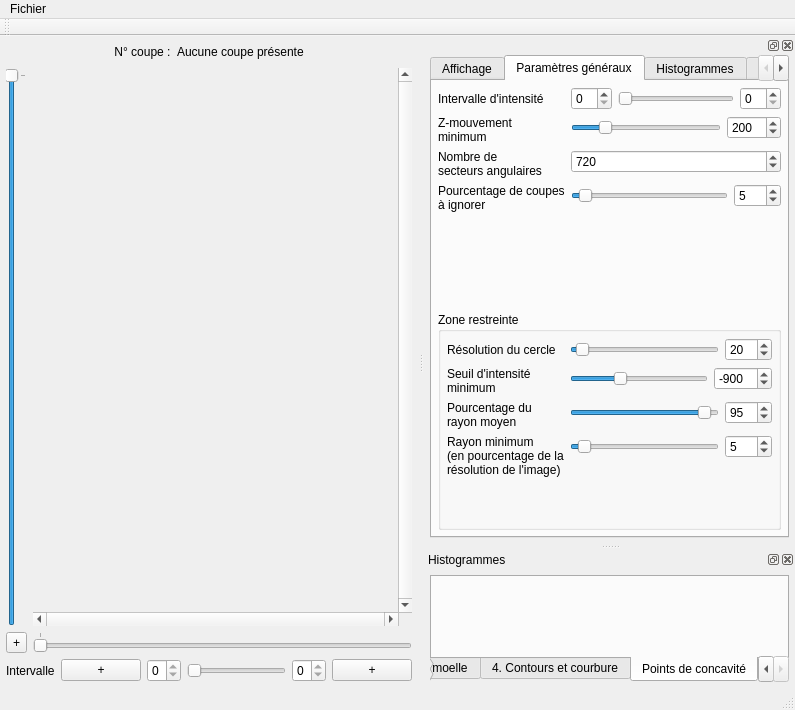
akrah/TKDetection, file ui/mainwindow.ui: the form before one commit.
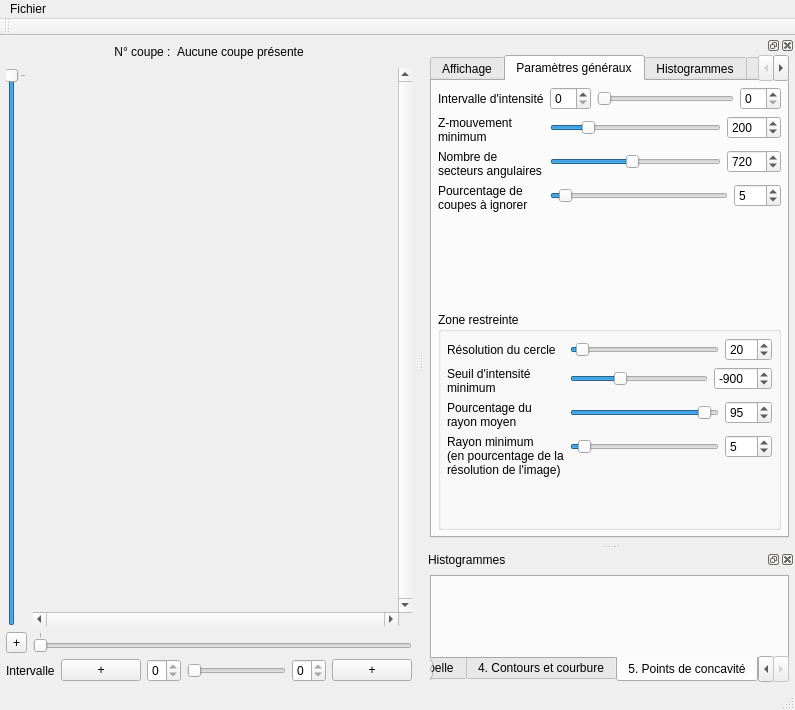
The form after the commit. The open tabs and pages were chosen to show the change. Custom widgets are drawn as their Qt base class.

Patch:
```diff
--- a/ui/mainwindow.ui
+++ b/ui/mainwindow.ui
@@ -954,16 +954,6 @@
              </property>
             </widget>
            </item>
-           <item row="2" column="1">
-            <widget class="QSpinBox" name="_spinNumberOfAngularSectors">
-             <property name="maximum">
-              <number>1500</number>
-             </property>
-             <property name="value">
-              <number>720</number>
-             </property>
-            </widget>
-           </item>
            <item row="3" column="0">
             <widget class="QLabel" name="label_39">
              <property name="font">
@@ -973,8 +963,8 @@
               </font>
              </property>
              <property name="text">
-              <string>Pourcentage de coupes
-à ignorer</string>
+              <string>Pourcentage de
+coupes à ignorer</string>
              </property>
             </widget>
            </item>
@@ -1011,6 +1001,33 @@
              </item>
             </layout>
            </item>
+           <item row="2" column="1">
+            <layout class="QHBoxLayout" name="horizontalLayout_45">
+             <item>
+              <widget class="QSlider" name="_sliderNumberOfAngularSectors">
+               <property name="maximum">
+                <number>1500</number>
+               </property>
+               <property name="value">
+                <number>720</number>
+               </property>
+               <property name="orientation">
+                <enum>Qt::Horizontal</enum>
+               </property>
+              </widget>
+             </item>
+             <item>
+              <widget class="QSpinBox" name="_spinNumberOfAngularSectors">
+               <property name="maximum">
+                <number>1500</number>
+               </property>
+               <property name="value">
+                <number>720</number>
+               </property>
+              </widget>
+             </item>
+            </layout>
+           </item>
           </layout>
          </item>
          <item>
@@ -3521,7 +3538,7 @@
        </widget>
        <widget class="QWidget" name="tab_3">
         <attribute name="title">
-         <string>Points de concavité</string>
+         <string>5. Points de concavité</string>
         </attribute>
         <layout class="QVBoxLayout" name="verticalLayout_7">
          <item>
```
Left out of the diff: 2 changed lines with no effect on the pictures.
